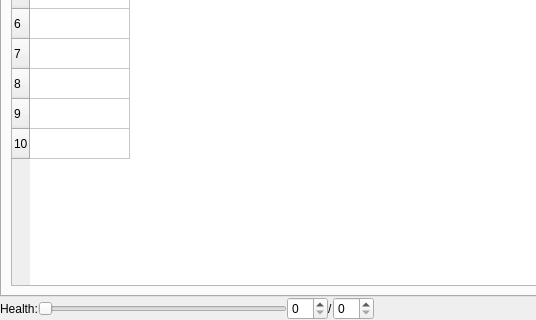
The window that qinventory.ui (JordanViramontes/Cave-Story-Profile-Manager) describes before a commit, drawn with Qt 5; both pictures show x 0 to 536 and y 231 to 551 of the 622 by 551 pixel window.
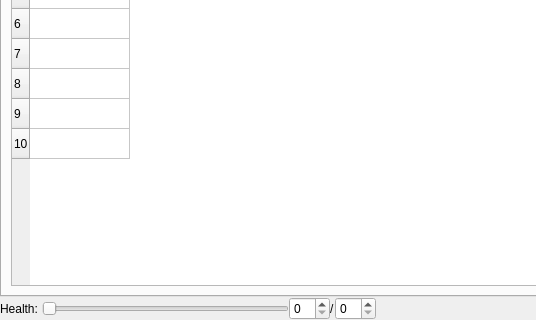
The same window after the commit. Custom widgets are drawn as their Qt base class.

Commit message: complete overhaul of Help Button

The edit to the form file:
```diff
--- a/qinventory.ui
+++ b/qinventory.ui
@@ -212,7 +212,7 @@
      <item row="0" column="0">
       <widget class="QLabel" name="label_2">
        <property name="text">
-        <string>Health:</string>
+        <string>Health: </string>
        </property>
       </widget>
      </item>
```
The commit also changes 3 other files.
